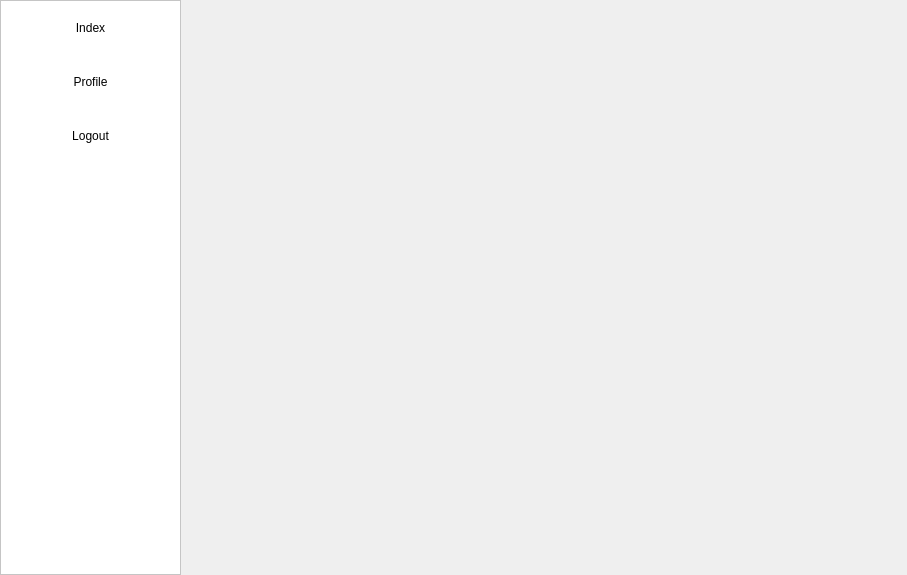
The window that home.ui (incheon123/PhoneBook) describes before a commit, drawn with Qt 5.
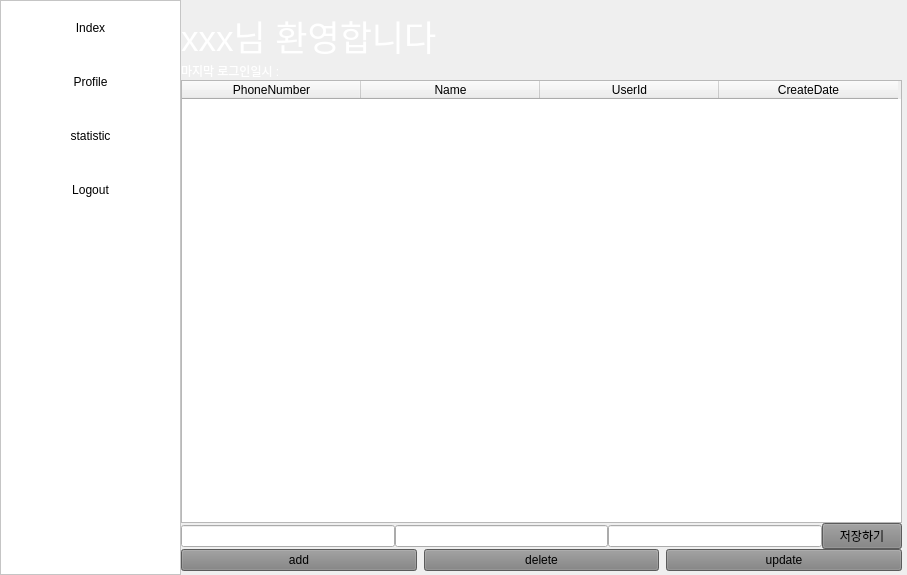
The same window after the commit.

Commit message: add side-menu, tableWidget, input(phoneNumber, name, userId), label(lastLogin, phoneNumber, userId)

Patch:
```diff
--- a/home.ui
+++ b/home.ui
@@ -112,6 +112,32 @@
      </brush>
     </property>
    </item>
+   <item>
+    <property name="text">
+     <string>statistic</string>
+    </property>
+    <property name="textAlignment">
+     <set>AlignCenter</set>
+    </property>
+    <property name="background">
+     <brush brushstyle="NoBrush">
+      <color alpha="255">
+       <red>0</red>
+       <green>170</green>
+       <blue>255</blue>
+      </color>
+     </brush>
+    </property>
+    <property name="foreground">
+     <brush brushstyle="SolidPattern">
+      <color alpha="255">
+       <red>0</red>
+       <green>0</green>
+       <blue>0</blue>
+      </color>
+     </brush>
+    </property>
+   </item>
    <item>
     <property name="text">
      <string>Logout</string>
@@ -139,6 +165,223 @@
     </property>
    </item>
   </widget>
+  <widget class="QStackedWidget" name="stackedWidget">
+   <property name="geometry">
+    <rect>
+     <x>181</x>
+     <y>0</y>
+     <width>726</width>
+     <height>575</height>
+    </rect>
+   </property>
+   <property name="styleSheet">
+    <string notr="true">QStackedWidget{text-align:center;}</string>
+   </property>
+   <property name="currentIndex">
+    <number>0</number>
+   </property>
+   <widget class="QWidget" name="page">
+    <widget class="QWidget" name="gridLayoutWidget">
+     <property name="geometry">
+      <rect>
+       <x>0</x>
+       <y>10</y>
+       <width>721</width>
+       <height>561</height>
+      </rect>
+     </property>
+     <layout class="QGridLayout" name="gridLayout" rowstretch="0,0,0,0,0,0" columnstretch="0">
+      <property name="sizeConstraint">
+       <enum>QLayout::SizeConstraint::SetDefaultConstraint</enum>
+      </property>
+      <property name="leftMargin">
+       <number>0</number>
+      </property>
+      <property name="spacing">
+       <number>0</number>
+      </property>
+      <item row="2" column="0">
+       <layout class="QHBoxLayout" name="horizontalLayout" stretch="0,0">
+        <item>
+         <widget class="QLabel" name="index_lastLoginDateLabel">
+          <property name="styleSheet">
+           <string notr="true">QLabel{color:white;}</string>
+          </property>
+          <property name="text">
+           <string>마지막 로그인일시 : </string>
+          </property>
+         </widget>
+        </item>
+        <item>
+         <widget class="QLabel" name="index_phoneNumLabel">
+          <property name="styleSheet">
+           <string notr="true">QLabel{color:white;}</string>
+          </property>
+          <property name="text">
+           <string/>
+          </property>
+         </widget>
+        </item>
+       </layout>
+      </item>
+      <item row="3" column="0">
+       <widget class="QTableWidget" name="index_table">
+        <property name="minimumSize">
+         <size>
+          <width>689</width>
+          <height>0</height>
+         </size>
+        </property>
+        <attribute name="horizontalHeaderCascadingSectionResizes">
+         <bool>true</bool>
+        </attribute>
+        <attribute name="horizontalHeaderMinimumSectionSize">
+         <number>179</number>
+        </attribute>
+        <attribute name="horizontalHeaderDefaultSectionSize">
+         <number>179</number>
+        </attribute>
+        <attribute name="horizontalHeaderShowSortIndicator" stdset="0">
+         <bool>false</bool>
+        </attribute>
+        <attribute name="verticalHeaderVisible">
+         <bool>true</bool>
+        </attribute>
+        <attribute name="verticalHeaderMinimumSectionSize">
+         <number>50</number>
+        </attribute>
+        <column>
+         <property name="text">
+          <string>PhoneNumber</string>
+         </property>
+        </column>
+        <column>
+         <property name="text">
+          <string>Name</string>
+         </property>
+        </column>
+        <column>
+         <property name="text">
+          <string>UserId</string>
+         </property>
+        </column>
+        <column>
+         <property name="text">
+          <string>CreateDate</string>
+         </property>
+        </column>
+       </widget>
+      </item>
+      <item row="5" column="0">
+       <layout class="QHBoxLayout" name="horizontalLayout_3" stretch="1,1,1">
+        <property name="spacing">
+         <number>7</number>
+        </property>
+        <property name="rightMargin">
+         <number>0</number>
+        </property>
+        <item>
+         <widget class="QPushButton" name="index_addBtn">
+          <property name="styleSheet">
+           <string notr="true">QPushButton{background-color: gray; color:black;}</string>
+          </property>
+          <property name="text">
+           <string>add</string>
+          </property>
+         </widget>
+        </item>
+        <item>
+         <widget class="QPushButton" name="index_deleteBtn">
+          <property name="styleSheet">
+           <string notr="true">QPushButton{background-color: gray; color:black;}</string>
+          </property>
+          <property name="text">
+           <string>delete</string>
+          </property>
+          <property name="autoDefault">
+           <bool>false</bool>
+          </property>
+         </widget>
+        </item>
+        <item>
+         <widget class="QPushButton" name="index_updateBtn">
+          <property name="styleSheet">
+           <string notr="true">QPushButton{background-color: gray; color:black;}</string>
+          </property>
+          <property name="text">
+           <string>update</string>
+          </property>
+         </widget>
+        </item>
+       </layout>
+      </item>
+      <item row="4" column="0">
+       <layout class="QHBoxLayout" name="horizontalLayout_5" stretch="1,1,1,0">
+        <property name="rightMargin">
+         <number>0</number>
+        </property>
+        <item>
+         <widget class="QLineEdit" name="phoneNumberInput">
+          <property name="styleSheet">
+           <string notr="true">QLineEdit{color:white;}</string>
+          </property>
+          <property name="placeholderText">
+           <string>PhoneNumber</string>
+          </property>
+         </widget>
+        </item>
+        <item>
+         <widget class="QLineEdit" name="NameInput">
+          <property name="styleSheet">
+           <string notr="true">QLineEdit{color:white;}</string>
+          </property>
+          <property name="placeholderText">
+           <string>Name</string>
+          </property>
+         </widget>
+        </item>
+        <item>
+         <widget class="QLineEdit" name="userIdInput">
+          <property name="styleSheet">
+           <string notr="true">QLineEdit{color:white;}</string>
+          </property>
+          <property name="placeholderText">
+           <string>UserId</string>
+          </property>
+         </widget>
+        </item>
+        <item>
+         <widget class="QPushButton" name="index_saveBtn">
+          <property name="styleSheet">
+           <string notr="true">QPushButton{background-color: gray; color:black;}</string>
+          </property>
+          <property name="text">
+           <string>저장하기</string>
+          </property>
+         </widget>
+        </item>
+       </layout>
+      </item>
+      <item row="0" column="0" rowspan="2">
+       <widget class="QLabel" name="index_welcomeLabel">
+        <property name="font">
+         <font>
+          <pointsize>26</pointsize>
+         </font>
+        </property>
+        <property name="styleSheet">
+         <string notr="true">QLabel{color: white;}</string>
+        </property>
+        <property name="text">
+         <string>xxx님 환영합니다</string>
+        </property>
+       </widget>
+      </item>
+     </layout>
+    </widget>
+   </widget>
+   <widget class="QWidget" name="page_2"/>
+  </widget>
  </widget>
  <resources/>
  <connections/>
```
Left out of the diff: 2 changed lines with no effect on the pictures.
